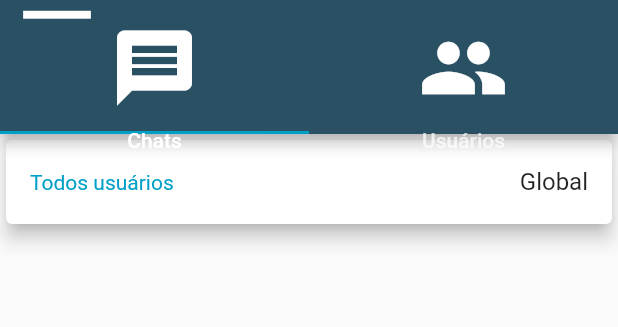
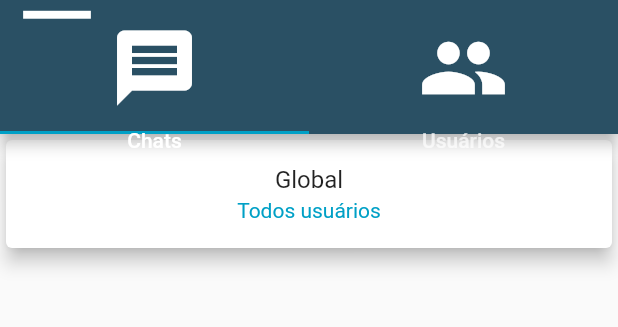
Before and after one commit to matheusEduardoTavares/flutter_aps_chat, a Flutter app: the screen it shows once a user with an empty profile is signed in, on a phone screen of 412 x 824 dp, the part 61-388 px from its top. Run offline on Flutter 3.47's test engine with Material 2 defaults, Android fonts, the phone set to English and light mode, and no system bars; our stand-ins replace cloud_firestore, firebase_auth, firebase_core, firebase_storage, flutter_spinkit, image_picker and 1 more; accounts and stored records are empty.

Commit message:
bugfix: Corrigido responsividade dos chats; adicionado nome do grupo para identificacao dos grupos e realizado melhorias de UX

```diff
--- a/lib/models/details_page.dart
+++ b/lib/models/details_page.dart
@@ -6,6 +6,7 @@ class DetailsPage {
     this.leading,
     this.title,
     this.leadingData,
+    this.isPushReplacement,
   });
 
   final String name;
@@ -13,4 +14,5 @@ class DetailsPage {
   final Widget leading;
   final Widget title;
   final IconData leadingData;
+  final bool isPushReplacement;
 }
--- a/lib/pages/chat_page/chat_page.dart
+++ b/lib/pages/chat_page/chat_page.dart
@@ -99,8 +99,8 @@ class _ChatPageState extends State<ChatPage> {
                   Icons.send,
                   size: 30,
                 ),
-                backgroundColor: _message.isEmpty ? Colors.grey : null,
-                onPressed: _message.isEmpty ? null : () async {
+                backgroundColor: _message?.trim()?.isEmpty ?? true ? Colors.grey : null,
+                onPressed: _message?.trim()?.isEmpty ?? true ? null : () async {
                   bool hasFilterMessage = false;
                   try {
                     if (_message.length > 1200) {
--- a/lib/pages/config_page/config_page.dart
+++ b/lib/pages/config_page/config_page.dart
@@ -17,6 +17,10 @@ class _ConfigPageState extends State<ConfigPage> {
 
   @override
   Widget build(BuildContext context) {
+    final Map<String, dynamic> mapArguments = ModalRoute.of(context)?.settings?.arguments ?? {};
+    final bool isUseDrawer = mapArguments.containsKey('isUseDrawer') &&
+      mapArguments['isUseDrawer'] != null ? mapArguments['isUseDrawer'] : true;
+
     final provider = Provider.of<ThemeConfigProvider>(context);
     final brightnessTheme = provider.appBrightness;
     final isDarkTheme = brightnessTheme == Brightness.dark;
@@ -26,7 +30,7 @@ class _ConfigPageState extends State<ConfigPage> {
         title: Text('Configurações'),
         centerTitle: true,
       ),
-      drawer: _auth.currentUser != null ? UserCustomDrawer() : GlobalCustomDrawer(),
+      drawer: isUseDrawer ? (_auth.currentUser != null ? UserCustomDrawer() : GlobalCustomDrawer()) : null,
       body: OpacityRequest(
         isLoading: _isUpdate,
         child: Column(
--- a/lib/utils/custom_dialogs/custom_dialogs.dart
+++ b/lib/utils/custom_dialogs/custom_dialogs.dart
@@ -51,6 +51,7 @@ abstract class CustomDialogs {
                 decoration: InputDecoration(
                   labelText: 'Nome do grupo',
                   border: OutlineInputBorder(),
+                  errorStyle: TextStyle(color: Colors.red, fontSize: 10)
                 ),
                 validator: (value) {
                   if (value == null || value.length < 4) {
--- a/lib/utils/details_pages/details_pages.dart
+++ b/lib/utils/details_pages/details_pages.dart
@@ -57,11 +57,13 @@ abstract class DetailsPages {
       goToNamedRoute: userDataPage,
       name: 'Dados',
       leadingData: Icons.data_usage,
+      isPushReplacement: false,
     ),
     DetailsPage(
       goToNamedRoute: configsPage,
       name: 'Configurações',
       leadingData: Icons.settings,
+      isPushReplacement: false,
     ),
   ];
 }
--- a/lib/utils/textformfields_validator/textformfields_validator.dart
+++ b/lib/utils/textformfields_validator/textformfields_validator.dart
@@ -17,7 +17,7 @@ abstract class TextFormFieldsValidator {
         return 'Digite uma senha';
       }
       else if (value.length < 6) {
-        return 'A senha deve conter pelo menos 7 caracteres';
+        return 'A senha deve conter pelo menos 6 caracteres';
       }
 
       return null;
--- a/lib/utils/users_list/users_list.dart
+++ b/lib/utils/users_list/users_list.dart
@@ -83,6 +83,7 @@ class _UsersListState extends State<UsersList> {
   Widget build(BuildContext context) {
     return Column(
       children: [
+        if (HomePage.allUsersWithoutMe.length <= 2)
           Padding(
             padding: const EdgeInsets.all(10.0),
             child: Text(
@@ -183,7 +184,7 @@ class _UsersListState extends State<UsersList> {
               child: _isLoadingCreateGroup ? Center(
                 child: CircularProgressIndicator(),
               ) : const Text('Criar grupo'),
-              onPressed: () async {
+              onPressed: _isLoadingCreateGroup ? () {} : () async {
                 String usersName = '';
                 String usersId = '';
                 for (final currentUser in _usersSelected) {
--- a/lib/widgets/chats_list/chats_list.dart
+++ b/lib/widgets/chats_list/chats_list.dart
@@ -85,14 +85,14 @@ class ChatsList extends StatelessWidget {
                     child: ListTile(
                       title: Text(
                         '${_getOtherUserName(chatsAssociatedsWithMe[index])}',
-                        textAlign: TextAlign.end,
+                        textAlign: TextAlign.center,
                       ),
-                      leading: Column(
+                      subtitle: Column(
                         mainAxisAlignment: MainAxisAlignment.center,
                         children: [
                           Text(
                             usersOnChat.isEmpty ? 'Todos usuários' : (
-                              usersOnChat.length == 2 ? 'Privado' : 'Grupo'
+                              usersOnChat.length == 2 ? 'Privado' : '${chatsAssociatedsWithMe[index]["name"]}'
                             ),
                             style: TextStyle(color: Theme.of(context).accentColor),
                           ),
```
Also changed, not shown: lib/pages/user_data/user_data.dart (+7 -1 lines), lib/widgets/user_custom_drawer/user_custom_drawer.dart (+16 -3 lines). Lines whose indentation alone changed are shown as unchanged.
